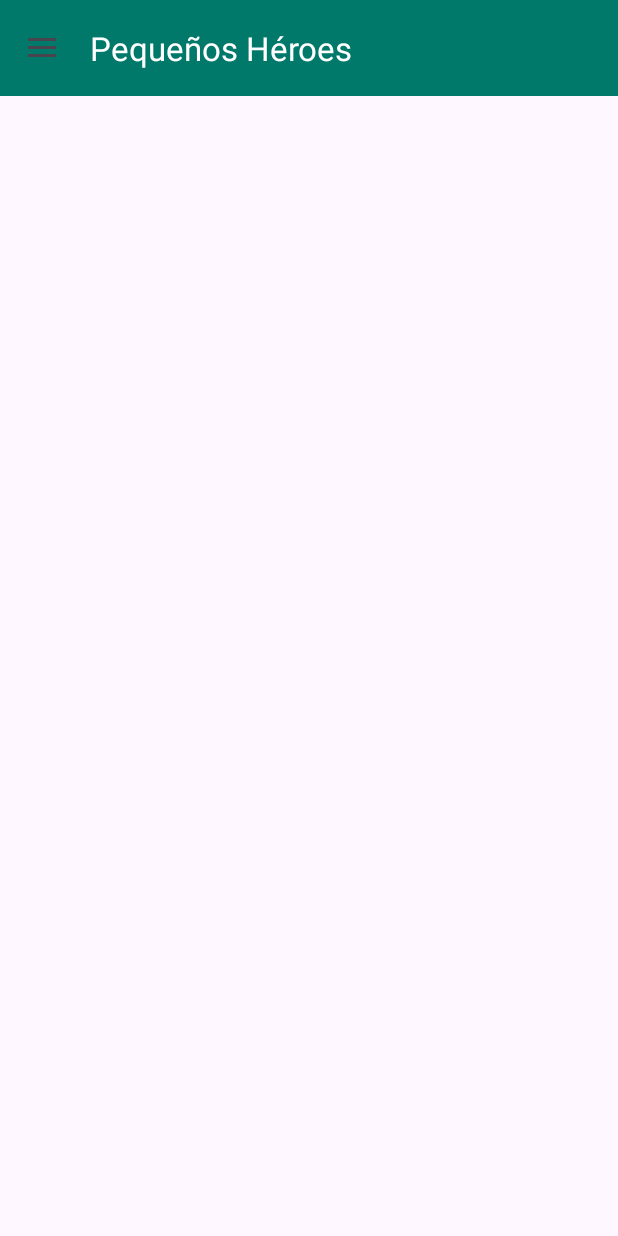
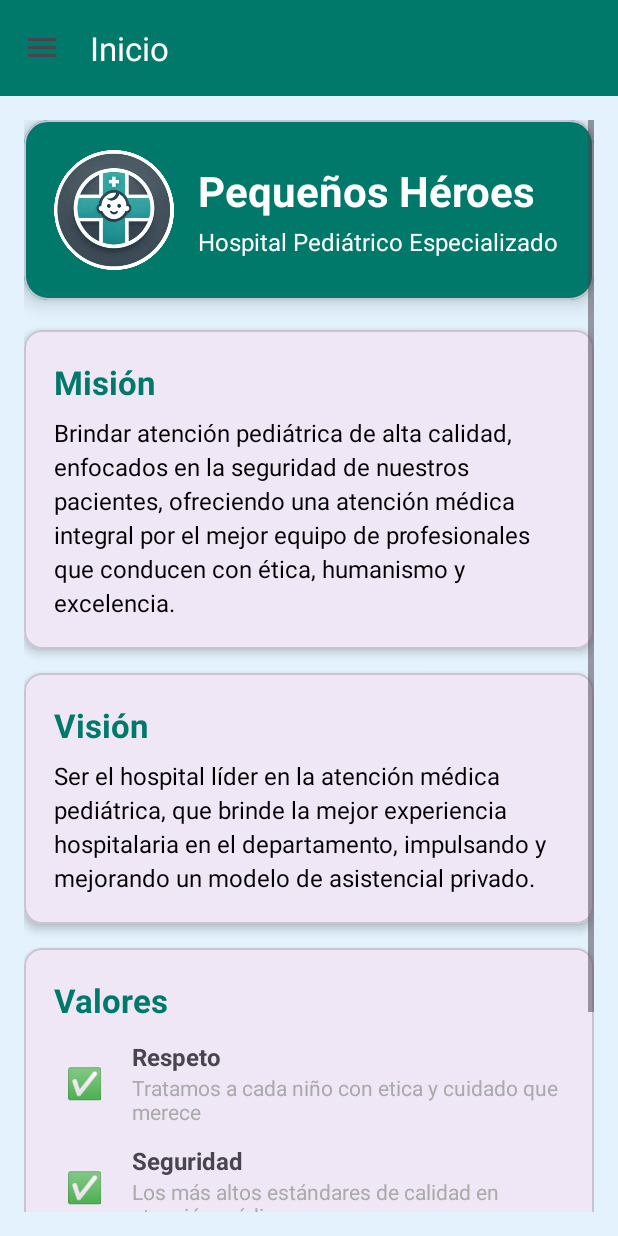
Before and after one commit to doomii18/PlataformaMovil_SaludVirtual, an Android app: the MenuActivity screen opened directly, with no data from a screen before it, on a phone screen of 412 x 824 dp. Run offline under Robolectric (Android 15) with nearby library versions, the phone set to English and light mode, and no system bars.

Commit message:
Commit #17 Correcciones con partes de visualizacion del menu lateral y fragmentos a mostrar

```diff
--- a/app/src/main/java/com/example/plataformasalud_virtual/ActivityLocalApi.kt
+++ /dev/null
@@ -1,16 +0,0 @@
-package com.example.plataformasalud_virtual
-import android.os.Bundle
-import androidx.appcompat.app.AppCompatActivity
-
-class ActivityLocalAp:AppCompatActivity() {
-    override fun onCreate(savedInstanceState: Bundle?) {
-        super.onCreate(savedInstanceState)
-        setContentView(R.layout.contendor_listados)
-
-        if (savedInstanceState == null) {
-            supportFragmentManager.beginTransaction()
-                .replace(R.id.container, PacientesFragment())
-                .commit()
-        }
-    }
-}
--- /dev/null
+++ b/app/src/main/java/com/example/plataformasalud_virtual/InicioFragment.kt
@@ -0,0 +1,34 @@
+package com.example.plataformasalud_virtual
+
+import android.os.Bundle
+import android.view.LayoutInflater
+import android.view.View
+import android.view.ViewGroup
+import androidx.fragment.app.Fragment
+import com.example.plataformasalud_virtual.databinding.FragmentInicioBinding
+
+class InicioFragment : Fragment() {
+
+    private var _binding: FragmentInicioBinding? = null
+    private val binding get() = _binding!!
+
+    override fun onCreateView(
+        inflater: LayoutInflater,
+        container: ViewGroup?,
+        savedInstanceState: Bundle?
+    ): View {
+        _binding = FragmentInicioBinding.inflate(inflater, container, false)
+        return binding.root
+    }
+
+    override fun onViewCreated(view: View, savedInstanceState: Bundle?) {
+        super.onViewCreated(view, savedInstanceState)
+
+
+    }
+
+    override fun onDestroyView() {
+        super.onDestroyView()
+        _binding = null
+    }
+}
--- a/app/src/main/java/com/example/plataformasalud_virtual/ListaAdapter.kt
+++ /dev/null
@@ -1,26 +0,0 @@
-package com.example.plataformasalud_virtual
-import android.view.LayoutInflater
-import android.view.View
-import android.view.ViewGroup
-import android.widget.TextView
-import androidx.recyclerview.widget.RecyclerView
-
-class ListaAdapter(private var datos: List<String>) :
-    RecyclerView.Adapter<ListaAdapter.VH>() {
-
-    class VH(v: View) : RecyclerView.ViewHolder(v) {
-        val tv: TextView = v.findViewById(R.id.tvnombre)
-    }
-
-    override fun onCreateViewHolder(parent: ViewGroup, viewType: Int): VH {
-        val v = LayoutInflater.from(parent.context)
-            .inflate(R.layout.item_pacientes, parent, false)
-        return VH(v)
-    }
-
-    override fun onBindViewHolder(holder: VH, position: Int) {
-        holder.tv.text = datos[position]
-    }
-
-    override fun getItemCount(): Int = datos.size
-}
--- a/app/src/main/java/com/example/plataformasalud_virtual/ListaFragment.kt
+++ b/app/src/main/java/com/example/plataformasalud_virtual/ListaFragment.kt
@@ -20,25 +20,20 @@ class ListaFragment : Fragment() {
     override fun onCreateView(inflater: LayoutInflater, container: ViewGroup?, s: Bundle?): View? {
         return inflater.inflate(R.layout.fragment_pacientes, container, false)
     }
+}
+//    override fun onViewCreated(view: View, s: Bundle?) {
+//        val tipo = arguments?.getString(ARG_TIPO) ?: "A"
 
-    override fun onViewCreated(view: View, s: Bundle?) {
-        val tipo = arguments?.getString(ARG_TIPO) ?: "A"
+//        val datos = when (tipo) {
+//            "A" -> listOf("Bienvenido a la Plataforma Salud Virtual")
+//            "B" -> listOf("Pacientes Pediatricos")
+//            "C" -> listOf("Tutores")
+//
+//            else -> listOf("Reportes Medicos")
+//        }
 
-        val datos = when (tipo) {
-            "A" -> listOf("Bienvenido a la Plataforma Salud Virtual", "La mejor atencion para tus pequeños")
-            "B" -> listOf("Pacientes", "nombres", "apellidos", "sexo")
-            "C" -> listOf("Tutores", "nombres", "apellidos", "ocupacion")
-            "D" -> listOf("Citas Medicas ", "alergias", "codigo", "hora")
-            "E" -> listOf("Historial Medico", "alergias", "peso", "pronostico")
-            "F" -> listOf("Personal Medico", "Codigo", "Nombres", "Direccion")
-            "G" -> listOf("Departamentos", "Codigo", "Nombre del departamento")
-            "H" -> listOf("Cargo Médico", "Codigo", "Nombre del cargo")
-
-            else -> listOf("Reportes", "Total Citas atendidas durante 2023-2025")
-        }
-
-//        val rv = view.findViewById<RecyclerView>(R.id.recyclerView)
+//       val rv = view.findViewById<RecyclerView>(R.id.recyclerView)
 //        rv.layoutManager = LinearLayoutManager(requireContext())
 //        rv.adapter = ListaAdapter(datos)
-    }
-}
+   // }
+//}
--- a/app/src/main/java/com/example/plataformasalud_virtual/MenuActivity.kt
+++ b/app/src/main/java/com/example/plataformasalud_virtual/MenuActivity.kt
@@ -34,70 +34,40 @@ class MenuActivity : AppCompatActivity() {
         drawerLayout.addDrawerListener(toggle)
         toggle.syncState()
 
-        // Mostrar por defecto Lista A
+        // Mostrar por defecto el  nuevo fragmento de inicio en lugar de la listaFragment.
         supportFragmentManager.beginTransaction()
-            .replace(R.id.contentFrame, ListaFragment.newInstance("A"))
+            .replace(R.id.contentFrame, InicioFragment())
             .commit()
-        supportActionBar?.title = "Pequeños Héroes"
+        supportActionBar?.title = "Inicio"
 
         // Selección del menú
         navView.setNavigationItemSelectedListener { item ->
             when (item.itemId) {
-                R.id.Pacientes -> {
+
+                R.id.Iniciobtn -> {//carga el nuevo fragmento del inicio layout personalizado
                     supportFragmentManager.beginTransaction()
-                        .replace(R.id.contentFrame, ListaFragment.newInstance("B"))
+                        .replace(R.id.contentFrame, InicioFragment())
                         .commit()
-                    supportActionBar?.title = "Pacientes Pediatricos"
-                }
-                R.id.Tutores -> {
-                    supportFragmentManager.beginTransaction()
-                        .replace(R.id.contentFrame, ListaFragment.newInstance("C"))
-                        .commit()
-                    supportActionBar?.title = "Tutores"
-                }
-                R.id.CitasMedicas -> {
-                    supportFragmentManager.beginTransaction()
-                        .replace(R.id.contentFrame, ListaFragment.newInstance("D"))
-                        .commit()
-                    supportActionBar?.title = "Citas Médicas"
+                    supportActionBar?.title = "Inicio"
                 }
 
-                R.id.HistorialMedico -> {
+
+                R.id.ConsultasMONGODB -> {
                     supportFragmentManager.beginTransaction()
-                        .replace(R.id.contentFrame, ListaFragment.newInstance("E"))
+                        .replace(R.id.contentFrame, ListaFragment.newInstance("A"))
                         .commit()
-                    supportActionBar?.title = "Historial Médico"
+                    supportActionBar?.title = "Consultas  MongoDB"
                 }
-                R.id.PersonalMedico -> {
-                    supportFragmentManager.beginTransaction()
-                        .replace(R.id.contentFrame, ListaFragment.newInstance("F"))
-                        .commit()
-                    supportActionBar?.title = "Personal Médico"
-                }
-                R.id.Departamentos -> {
-                    supportFragmentManager.beginTransaction()
-                        .replace(R.id.contentFrame, ListaFragment.newInstance("G"))
-                        .commit()
-                    supportActionBar?.title = "Departamentos"
-                }
-                R.id.CargoMedico -> {
-                    supportFragmentManager.beginTransaction()
-                        .replace(R.id.contentFrame, ListaFragment.newInstance("H"))
-                        .commit()
-                    supportActionBar?.title = "Cargo Médicos"
-                }
-                R.id.Reportes -> {
+
+
+                R.id.ReportesMedicoCubo -> {
                     // Aquí cargamos el fragmento de reportes/pacientes y citas INVENTADOS PPOR EL MOMENTO EN EL AREA DE JSON ... en lugar de ListaFragment
                     supportFragmentManager.beginTransaction()
                         .replace(R.id.contentFrame, PacientesFragment())
                         .commit()
                     supportActionBar?.title = "Reportes"
                 }
-//
-//                R.id.Reportes->{
-//                    val intent = Intent(this, MockInterceptor::class.java)
-//                    startActivity(intent)
-//                }
+
 
                 R.id.CerrarSesion -> {
                     // diálogo de confirmación
--- a/app/src/main/res/layout/contendor_listados.xml
+++ /dev/null
@@ -1,5 +0,0 @@
-<?xml version="1.0" encoding="utf-8"?>
-<FrameLayout xmlns:android="http://schemas.android.com/apk/res/android"
-    android:id="@+id/container"
-    android:layout_width="match_parent"
-    android:layout_height="match_parent"/>
--- /dev/null
+++ b/app/src/main/res/layout/fragment_inicio.xml
@@ -0,0 +1,315 @@
+<?xml version="1.0" encoding="utf-8"?>
+<ScrollView xmlns:android="http://schemas.android.com/apk/res/android"
+    xmlns:app="http://schemas.android.com/apk/res-auto"
+    android:layout_width="match_parent"
+    android:layout_height="match_parent"
+    android:background="@color/light_blue_50"
+    android:padding="16dp">
+
+    <LinearLayout
+        android:layout_width="match_parent"
+        android:layout_height="wrap_content"
+        android:orientation="vertical">
+
+        <!-- Header con Logo y Nombre -->
+        <com.google.android.material.card.MaterialCardView
+            android:layout_width="match_parent"
+            android:layout_height="wrap_content"
+            android:layout_marginBottom="20dp"
+            app:cardCornerRadius="16dp"
+            app:cardElevation="8dp"
+            app:cardBackgroundColor="@color/teal_700">
+
+            <LinearLayout
+                android:layout_width="match_parent"
+                android:layout_height="wrap_content"
+                android:orientation="horizontal"
+                android:padding="20dp"
+                android:gravity="center_vertical">
+
+                <ImageView
+                    android:layout_width="80dp"
+                    android:layout_height="80dp"
+                    android:src="@drawable/logo"
+
+                    android:layout_marginEnd="16dp"/>
+
+                <LinearLayout
+                    android:layout_width="0dp"
+                    android:layout_height="wrap_content"
+                    android:layout_weight="1"
+                    android:orientation="vertical">
+
+                    <TextView
+                        android:layout_width="match_parent"
+                        android:layout_height="wrap_content"
+                        android:text="Pequeños Héroes"
+                        android:textColor="@android:color/white"
+                        android:textSize="28sp"
+                        android:textStyle="bold"/>
+
+                    <TextView
+                        android:layout_width="match_parent"
+                        android:layout_height="wrap_content"
+                        android:text="Hospital Pediátrico Especializado"
+                        android:textColor="@android:color/white"
+                        android:textSize="16sp"
+                        android:layout_marginTop="4dp"/>
+
+                </LinearLayout>
+
+            </LinearLayout>
+        </com.google.android.material.card.MaterialCardView>
+
+        <!-- Tarjeta de Misión -->
+        <com.google.android.material.card.MaterialCardView
+            android:layout_width="match_parent"
+            android:layout_height="wrap_content"
+            android:layout_marginBottom="16dp"
+            app:cardCornerRadius="12dp"
+            app:cardElevation="4dp">
+
+            <LinearLayout
+                android:layout_width="match_parent"
+                android:layout_height="wrap_content"
+                android:orientation="vertical"
+                android:padding="20dp">
+
+                <TextView
+                    android:layout_width="match_parent"
+                    android:layout_height="wrap_content"
+                    android:text="Misión"
+                    android:textColor="@color/teal_700"
+                    android:textSize="22sp"
+                    android:textStyle="bold"
+                    android:layout_marginBottom="8dp"/>
+
+                <TextView
+                    android:layout_width="match_parent"
+                    android:layout_height="wrap_content"
+                    android:text="Brindar atención pediátrica de alta calidad, enfocados en la seguridad de nuestros pacientes, ofreciendo una atención médica integral por el mejor equipo de profesionales que conducen con ética, humanismo y excelencia."
+                    android:textSize="16sp"
+                    android:lineSpacingExtra="4dp"
+                    android:textColor="@android:color/black"/>
+
+            </LinearLayout>
+        </com.google.android.material.card.MaterialCardView>
+
+        <!-- Tarjeta de Visión -->
+        <com.google.android.material.card.MaterialCardView
+            android:layout_width="match_parent"
+            android:layout_height="wrap_content"
+            android:layout_marginBottom="16dp"
+            app:cardCornerRadius="12dp"
+            app:cardElevation="4dp">
+
+            <LinearLayout
+                android:layout_width="match_parent"
+                android:layout_height="wrap_content"
+                android:orientation="vertical"
+                android:padding="20dp">
+
+                <TextView
+                    android:layout_width="match_parent"
+                    android:layout_height="wrap_content"
+                    android:text="Visión"
+                    android:textColor="@color/teal_700"
+                    android:textSize="22sp"
+                    android:textStyle="bold"
+                    android:layout_marginBottom="8dp"/>
+
+                <TextView
+                    android:layout_width="match_parent"
+                    android:layout_height="wrap_content"
+                    android:text="Ser el hospital líder en la atención médica pediátrica, que brinde la mejor experiencia hospitalaria en el departamento, impulsando y mejorando un modelo de asistencial privado."
+                    android:textSize="16sp"
+                    android:lineSpacingExtra="4dp"
+                    android:textColor="@android:color/black"/>
+
+            </LinearLayout>
+        </com.google.android.material.card.MaterialCardView>
+
+        <!-- Tarjeta de Valores -->
+        <com.google.android.material.card.MaterialCardView
+            android:layout_width="match_parent"
+            android:layout_height="wrap_content"
+            android:layout_marginBottom="16dp"
+            app:cardCornerRadius="12dp"
+            app:cardElevation="4dp">
+
+            <LinearLayout
+                android:layout_width="match_parent"
+                android:layout_height="wrap_content"
+                android:orientation="vertical"
+                android:padding="20dp">
+
+                <TextView
+                    android:layout_width="match_parent"
+                    android:layout_height="wrap_content"
+                    android:layout_marginBottom="12dp"
+                    android:text="Valores"
+                    android:textColor="@color/teal_700"
+                    android:textSize="22sp"
+                    android:textStyle="bold" />
+
+                <!-- Respeto  -->
+                <LinearLayout
+                    android:layout_width="match_parent"
+                    android:layout_height="wrap_content"
+                    android:layout_marginBottom="12dp"
+                    android:gravity="center_vertical"
+                    android:orientation="horizontal">
+
+                    <TextView
+                        android:layout_width="40dp"
+                        android:layout_height="40dp"
+                        android:layout_marginEnd="12dp"
+                        android:gravity="center"
+                        android:text="✅"
+                        android:textSize="20sp" />
+
+                    <LinearLayout
+                        android:layout_width="0dp"
+                        android:layout_height="wrap_content"
+                        android:layout_weight="1"
+                        android:orientation="vertical">
+
+                        <TextView
+                            android:layout_width="match_parent"
+                            android:layout_height="wrap_content"
+                            android:text="Respeto"
+                            android:textSize="16sp"
+                            android:textStyle="bold" />
+
+                        <TextView
+                            android:layout_width="match_parent"
+                            android:layout_height="wrap_content"
+                            android:text="Tratamos a cada niño con etica y cuidado que merece"
+                            android:textColor="@android:color/darker_gray"
+                            android:textSize="14sp" />
+
+                    </LinearLayout>
+                </LinearLayout>
+
+                <!-- Seguridad Médica -->
+                <LinearLayout
+                    android:layout_width="match_parent"
+                    android:layout_height="wrap_content"
+                    android:layout_marginBottom="12dp"
+                    android:gravity="center_vertical"
+                    android:orientation="horizontal">
+
+                    <TextView
+                        android:layout_width="40dp"
+                        android:layout_height="40dp"
+                        android:layout_marginEnd="12dp"
+                        android:gravity="center"
+                        android:text="✅"
+                        android:textSize="20sp" />
+
+                    <LinearLayout
+                        android:layout_width="0dp"
+                        android:layout_height="wrap_content"
+                        android:layout_weight="1"
+                        android:orientation="vertical">
+
+                        <TextView
+                            android:layout_width="match_parent"
+                            android:layout_height="wrap_content"
+                            android:text="Seguridad"
+                            android:textSize="16sp"
+                            android:textStyle="bold" />
+
+                        <TextView
+                            android:layout_width="match_parent"
+                            android:layout_height="wrap_content"
+                            android:text="Los más altos estándares de calidad en atención médica"
+                            android:textColor="@android:color/darker_gray"
+                            android:textSize="14sp" />
+
+                    </LinearLayout>
+                </LinearLayout>
+
+                <!-- Compromiso -->
+                <LinearLayout
+                    android:layout_width="match_parent"
+                    android:layout_height="wrap_content"
+                    android:layout_marginBottom="12dp"
+                    android:gravity="center_vertical"
+                    android:orientation="horizontal">
+
+                    <TextView
+                        android:layout_width="40dp"
+                        android:layout_height="40dp"
+                        android:layout_marginEnd="12dp"
+                        android:gravity="center"
+                        android:text="✅"
+                        android:textSize="20sp" />
+
+                    <LinearLayout
+                        android:layout_width="0dp"
+                        android:layout_height="wrap_content"
+                        android:layout_weight="1"
+                        android:orientation="vertical">
+
+                        <TextView
+                            android:layout_width="match_parent"
+                            android:layout_height="wrap_content"
+                            android:text="Compromiso"
+                            android:textSize="16sp"
+                            android:textStyle="bold" />
+
+                        <TextView
+                            android:layout_width="match_parent"
+                            android:layout_height="wrap_content"
+                            android:text="Tecnología de punta para mejores diagnósticos y tratamientos"
+                            android:textColor="@android:color/darker_gray"
+                            android:textSize="14sp" />
+
+                    </LinearLayout>
+                </LinearLayout>
+
+                <!-- Innovacion en Equipo -->
+                <LinearLayout
+                    android:layout_width="match_parent"
+                    android:layout_height="wrap_content"
+                    android:gravity="center_vertical"
+                    android:orientation="horizontal">
+
+                    <TextView
+                        android:layout_width="40dp"
+                        android:layout_height="40dp"
+                        android:layout_marginEnd="12dp"
+                        android:gravity="center"
+                        android:text="✅"
+                        android:textSize="20sp" />
+
+                    <LinearLayout
+                        android:layout_width="0dp"
+                        android:layout_height="wrap_content"
+                        android:layout_weight="1"
+                        android:orientation="vertical">
+
+                        <TextView
+                            android:layout_width="match_parent"
+                            android:layout_height="wrap_content"
+                            android:text="Innovación"
+                            android:textSize="16sp"
+                            android:textStyle="bold" />
+
+                        <TextView
+                            android:layout_width="match_parent"
+                            android:layout_height="wrap_content"
+                            android:text="Colaboración multidisciplinaria para el bienestar del paciente"
+                            android:textColor="@android:color/darker_gray"
+                            android:textSize="14sp" />
+
+                    </LinearLayout>
+                </LinearLayout>
+
+            </LinearLayout>
+        </com.google.android.material.card.MaterialCardView>
+
+
+    </LinearLayout>
+</ScrollView>
--- a/app/src/main/res/menu/drawer_menu.xml
+++ b/app/src/main/res/menu/drawer_menu.xml
@@ -1,40 +1,20 @@
 <menu xmlns:android="http://schemas.android.com/apk/res/android">
-    <group android:checkableBehavior="single">
-        <item
-            android:id="@+id/Pacientes"
-            android:icon="@drawable/ic_paciente"
-            android:title="Pacientes" />
-        <item
-            android:id="@+id/Tutores"
-            android:icon="@drawable/ic_tutor"
-            android:title="Tutores" />
-        <item
-            android:id="@+id/CitasMedicas"
-            android:icon="@drawable/ic_citamedica"
-            android:title="Citas Médicas" />
-        <item
-            android:id="@+id/HistorialMedico"
-            android:icon="@drawable/ic_citamedica"
-            android:title="Historial Médico" />
-    </group>
 
     <group android:checkableBehavior="single">
         <item
-            android:id="@+id/PersonalMedico"
-            android:icon="@drawable/ic_doctor"
-            android:title="Personal Médico" />
+            android:id="@+id/Iniciobtn"
+            android:icon="@drawable/ic_inicio"
+            android:title="Inicio"/>
+
         <item
-            android:id="@+id/Departamentos"
-            android:icon="@drawable/ic_departamento"
-            android:title="Departamentos" />
+            android:id="@+id/ConsultasMONGODB"
+            android:icon="@drawable/ic_consultas"
+            android:title="Consultas a MongoDB" />
+
         <item
-            android:id="@+id/CargoMedico"
-            android:icon="@drawable/ic_cargo"
-            android:title="Cargo Médico" />
-        <item
-            android:id="@+id/Reportes"
+            android:id="@+id/ReportesMedicoCubo"
             android:icon="@drawable/ic_reporte"
-            android:title="Reportes" />
+            android:title="Dashboard/Reporte Gerencial Medicos_Cubo" />
 
         <item
             android:id="@+id/CerrarSesion"
--- a/app/src/main/res/values/colors.xml
+++ b/app/src/main/res/values/colors.xml
@@ -8,5 +8,5 @@
     <color name="teal_200">#80CBC4</color>
     <color name="background_light">#F5F5F5</color>
     <color name="dark_grey">#181818</color>
-
+    <color name="light_blue_50">#E3F2FD</color>
 </resources>
```
Also changed, not shown: app/src/main/res/drawable/ic_cargo.png (deleted), app/src/main/res/drawable/ic_citamedica.png (deleted), app/src/main/res/drawable/ic_consultas.png (added), app/src/main/res/drawable/ic_departamento.png (deleted), app/src/main/res/drawable/ic_doctor.png (deleted), app/src/main/res/drawable/ic_historialmedico.png (deleted), app/src/main/res/drawable/ic_inicio.png (added), app/src/main/res/drawable/ic_paciente.png (deleted), app/src/main/res/drawable/ic_tutor.png (deleted).
